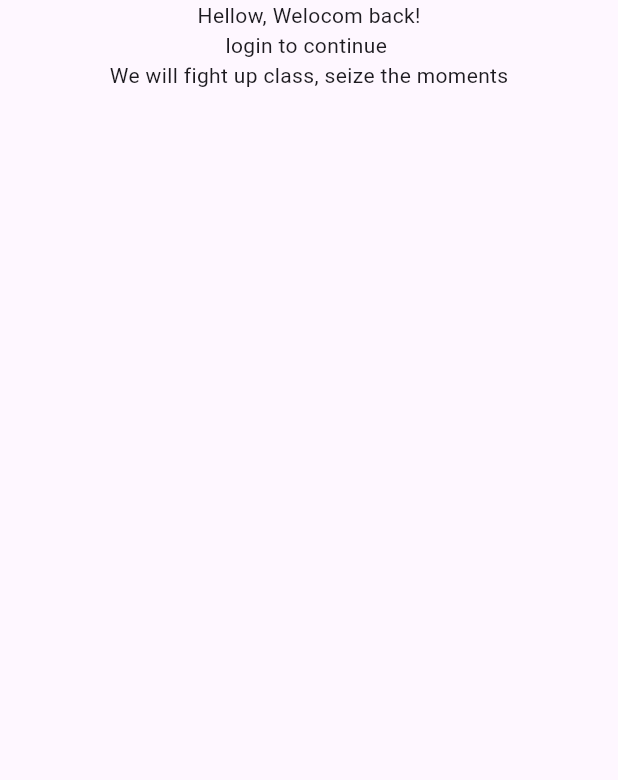
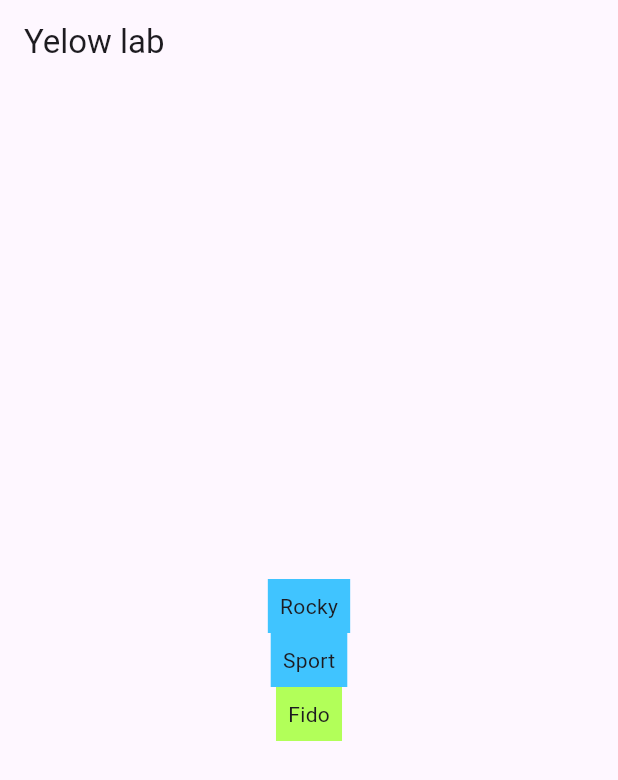
Before and after one commit to Eric-Study-369/Flutter-Tutorial-, a Flutter app: the screen it shows after launch, on a phone screen of 412 x 824 dp. Shown: the top 780 px of the screen. Run offline on Flutter 3.47's test engine with Material 3 defaults, Android fonts, the phone set to English and light mode, and no system bars.

Commit message:
fetch(course): 31:33 - Column properties

```diff
--- a/lib/main.dart
+++ b/lib/main.dart
@@ -4,6 +4,49 @@ import 'package:flutter/material.dart';
 void main() {
   runApp(MyApp());
 }
+
+class MyApp extends StatelessWidget{
+  @override
+  Widget build(BuildContext context) {
+    return MaterialApp(
+      title: 'My Dog App',
+      home: Scaffold(
+        appBar: AppBar(
+          title: Text('Yelow lab'),
+        ),
+        body: Center(
+          child: Column(
+            mainAxisAlignment: MainAxisAlignment.center,
+            children: [
+              DecoratedBox(decoration: BoxDecoration(color: Colors.lightBlueAccent),
+              child: Padding(
+                padding: const EdgeInsets.all(8.0),
+                child: Text('Rocky'),
+              ),
+              ),
+              DecoratedBox(
+                decoration: BoxDecoration(color: Colors.lightBlueAccent),
+                child: Padding(
+                padding: const EdgeInsets.all(8.0),
+                child: Text('Sport'),
+                ),
+              ),
+              DecoratedBox(
+                decoration: BoxDecoration(color: Colors.lightGreenAccent),
+                child: Padding(
+                  padding: const EdgeInsets.all(8.0),
+                  child: Text('Fido'),
+                ),
+                ),
+            ],
+          ),
+        ),
+      ),
+    );
+  }
+}
+
+/*
 class MyApp extends StatelessWidget{
 
   @override
@@ -27,3 +70,4 @@ class MyApp extends StatelessWidget{
 
   }
 }
+*/
```
